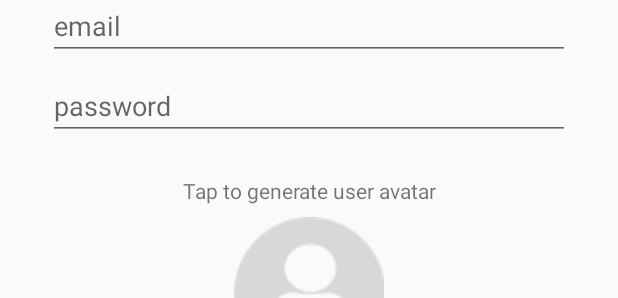
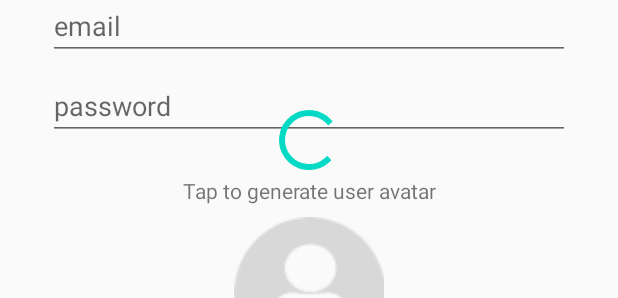
Before and after one commit to isanchezp/Smack, an Android app: the layout activity_user.xml on its own in the app's theme, with its tools: preview values and no code run, on a phone screen of 412 x 824 dp. Shown: the part 136-434 px from the top of the screen. Run offline under Robolectric (Android 15) with nearby library versions, the phone set to English and light mode, and no system bars.

```diff
--- a/app/src/main/java/com/ivan/smack/utils/Constants.kt
+++ b/app/src/main/java/com/ivan/smack/utils/Constants.kt
@@ -4,3 +4,5 @@ const val BASE_URL = "https://devslops/"
 const val URL_REGISTER = "${BASE_URL}account/register"
 const val URL_LOGIN = "${BASE_URL}account/login"
 const val URL_CREATE_USER = "${BASE_URL}user/add"
+
+const val BROADCAST_USER_DATA_CHANGE = "BROADCAST_USER_DATA_CHANGE"
--- a/app/src/main/res/layout/activity_user.xml
+++ b/app/src/main/res/layout/activity_user.xml
@@ -108,4 +108,13 @@
         app:layout_constraintEnd_toEndOf="parent"
         app:layout_constraintHorizontal_bias="0.5"
         app:layout_constraintStart_toStartOf="parent" />
+
+    <ProgressBar
+        android:id="@+id/pb_loader"
+        style="?android:attr/progressBarStyle"
+        android:layout_width="wrap_content"
+        android:layout_height="wrap_content"
+        app:layout_constraintBottom_toTopOf="@+id/textView2"
+        app:layout_constraintEnd_toEndOf="parent"
+        app:layout_constraintStart_toStartOf="parent" />
 </androidx.constraintlayout.widget.ConstraintLayout>
```
Also changed, not shown: app/src/main/java/com/ivan/smack/controller/UserActivity.kt (+48 -8 lines).
